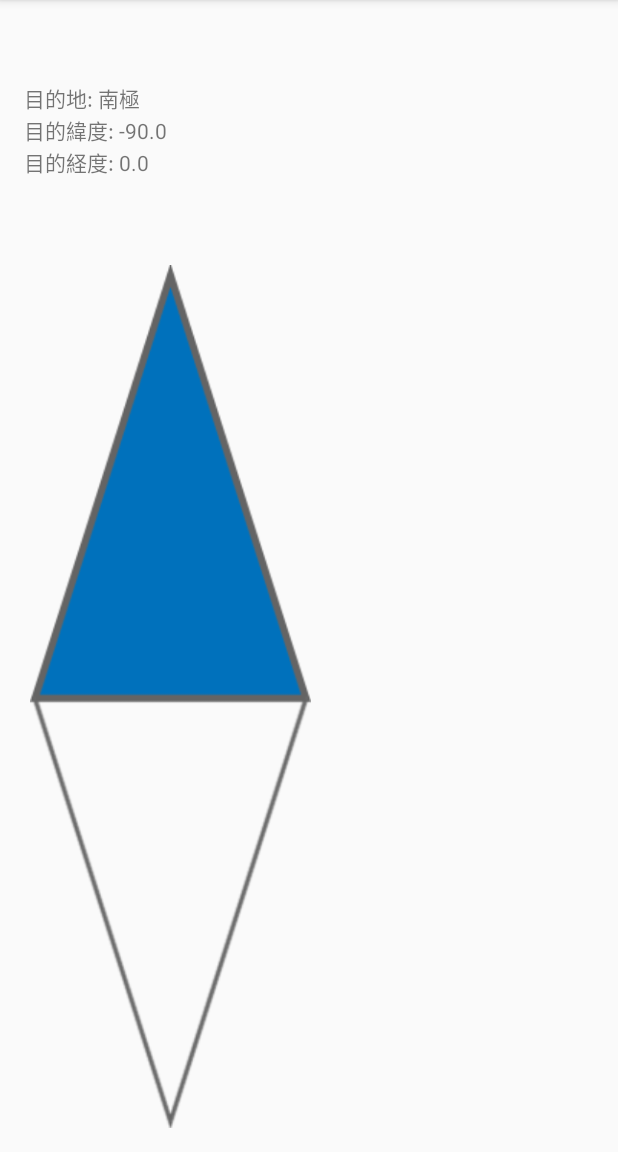
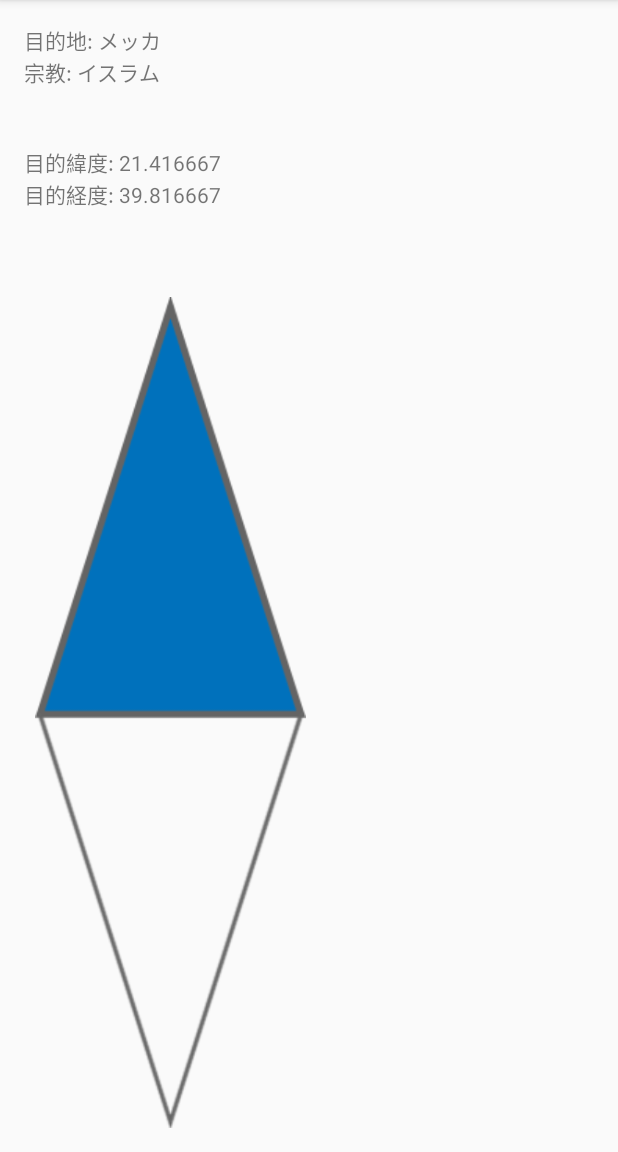
Before and after one commit to caffelover/ReligionCompass, an Android app: the screen it shows after launch (MainActivity), on a phone screen of 412 x 824 dp, the part 84-1236 px from its top. Run offline under Robolectric (Android 15) with nearby library versions, the phone set to English and light mode, and no system bars.

Commit message:
perfected main(show configured destination and angle)

```diff
--- a/app/src/main/java/caffelover/java_conf/gr/jp/religioncompass/MainActivity.java
+++ b/app/src/main/java/caffelover/java_conf/gr/jp/religioncompass/MainActivity.java
@@ -1,5 +1,7 @@
 package caffelover.java_conf.gr.jp.religioncompass;
 
+import android.database.sqlite.SQLiteCursor;
+import android.database.sqlite.SQLiteDatabase;
 import android.hardware.Sensor;
 import android.hardware.SensorEvent;
 import android.hardware.SensorEventListener;
@@ -15,6 +17,7 @@ import android.view.animation.Animation;
 import android.view.animation.RotateAnimation;
 import android.widget.TextView;
 import android.widget.ImageView;
+import android.widget.Toast;
 
 import org.w3c.dom.Text;
 
@@ -22,16 +25,16 @@ import java.util.List;
 
 
 public class MainActivity extends ActionBarActivity implements LocationListener,SensorEventListener{
-    private double dest_latitude = -90.0D;
+    private double dest_latitude = 0.0D;
     private double dest_longitude = 0.0D;
     private float currentDegree = 0.0f;
     private boolean mIsMagSensor;
     private boolean mIsAccSensor;
     private double angle_to_dest = 0.0d;
-    private String destination = "南極";
     private ImageView image;
     private LocationManager mLocationManager;
     private SensorManager mSensorManager;
+    private SimpleDatabaseHelper helper = null;
 
     @Override
     protected void onCreate(Bundle savedInstanceState) {
@@ -46,14 +49,48 @@ public class MainActivity extends ActionBarActivity implements LocationListener,
         //センサーマネージャ取得
         mSensorManager = (SensorManager)getSystemService(SENSOR_SERVICE);
 
-        TextView textViewDestination = (TextView)findViewById(R.id.destination);
+        //DBヘルパー準備
+        helper = new SimpleDatabaseHelper(this);
+        SQLiteDatabase db = helper.getReadableDatabase();
+
+        //目的地データの取得
+        String sql = "select * from HOLY_LAND a " +
+                "inner join " +
+                "LAND_RELIGION b " +
+                "on a.DEF_FLG = b.DEF_FLG " +
+                "and a.HOLY_ID = b.HOLY_ID " +
+                "where a.SHOW_FLG = 1;";
+
+        SQLiteCursor c = (SQLiteCursor)db.rawQuery(sql,null);
+
+        String holy_name = "";
+        String religion_name = "";
+
+        if(c.moveToFirst()) {
+            holy_name = c.getString(c.getColumnIndex("HOLY_NAME_JP")); //目的地名
+            dest_latitude = c.getDouble(c.getColumnIndex("LATITUDE")); //緯度
+            dest_longitude = c.getDouble(c.getColumnIndex("LONGITUDE")); //経度
+
+            for (int i = 0; i < c.getCount(); i++) {
+                religion_name = religion_name + c.getString(c.getColumnIndex("RELIGION_NAME_JP")) + " " ;
+
+                if(c.getString(c.getColumnIndex("PERSUASION_JP")).length() != 0){
+                    religion_name = religion_name + "(" + c.getString(c.getColumnIndex("PERSUASION_JP")) + ")" ;
+                }
+                religion_name = religion_name + " ";
+                c.moveToNext();
+            }
+        }
+
+        //目的地データのセットと表示
+        TextView textViewHoly = (TextView)findViewById(R.id.db_holy);
+        TextView textViewReligion1 = (TextView)findViewById(R.id.db_religion1);
         TextView textViewDestLa = (TextView)findViewById(R.id.dest_latitude);
         TextView textViewDestLong = (TextView)findViewById(R.id.dest_longitude);
-
-        textViewDestination.setText("目的地: " + destination);
+        textViewHoly.setText("目的地: " + holy_name);
         textViewDestLa.setText(String.valueOf("目的緯度: " + dest_latitude));
         textViewDestLong.setText(String.valueOf("目的経度: " + dest_longitude));
-
+        textViewReligion1.setText("宗教: " + religion_name);
     }
 
     @Override
--- /dev/null
+++ b/app/src/main/java/caffelover/java_conf/gr/jp/religioncompass/SimpleDatabaseHelper.java
@@ -0,0 +1,135 @@
+package caffelover.java_conf.gr.jp.religioncompass;
+
+import android.content.Context;
+import android.database.sqlite.SQLiteDatabase;
+import android.database.sqlite.SQLiteOpenHelper;
+import android.database.sqlite.SQLiteStatement;
+
+/**
+ * Created by caffelover on 14/12/30.
+ */
+public class SimpleDatabaseHelper extends SQLiteOpenHelper{
+    private static final String TAG = SimpleDatabaseHelper.class.getSimpleName();
+    static final private String DBNAME = "religioncompass.sqlite";
+    static final private int VERSION = 7;
+
+    //コンストラクタ
+    public SimpleDatabaseHelper(Context context){
+        super(context,DBNAME,null,VERSION);
+    }
+
+    @Override
+    public void onOpen(SQLiteDatabase db){
+        super.onOpen(db);
+    }
+
+    @Override
+    public void onCreate(SQLiteDatabase db){
+        //聖地テーブル作成
+        db.execSQL("Create Table HOLY_LAND(" +
+                "DEF_FLG INTEGER NOT NULL" +
+                ", HOLY_ID INTEGER NOT NULL" +
+                ", HOLY_NAME_JP TEXT" +
+                ", HOLY_NAME_ENG TEXT" +
+                ", LATITUDE REAL" +
+                ", LONGITUDE REAL" +
+                ", SHOW_FLG INTEGER" +
+                ", PRIMARY KEY(DEF_FLG,HOLY_ID))");
+        //聖地テーブルデータ準備
+        int def_flg = 1; //初期値フラグは1固定
+        String[] holy_name_jp = {"エルサレム","メッカ","ブッダガヤ"};
+        int[] holy_id = {1,2,3};
+        String[] holy_name_eng = {"Jerusalem","Mecca","BuddhGaya"};
+        double[] latitude = {31.768889,21.416667,24.697778};
+        double[] longitude = {35.216111,39.816667,84.991944};
+        int[] show_flg = {0,1,0};
+
+        //トランザクション開始(聖地テーブル)
+        db.beginTransaction();
+
+        try{
+            SQLiteStatement sql = db.compileStatement("insert into HOLY_LAND(" +
+                    "DEF_FLG" +
+                    ",HOLY_ID" +
+                    ",HOLY_NAME_JP" +
+                    ",HOLY_NAME_ENG" +
+                    ",LATITUDE" +
+                    ",LONGITUDE" +
+                    ",SHOW_FLG) VALUES(?,?,?,?,?,?,?)");
+            for (int i=0;i<holy_name_jp.length;i++){
+                sql.bindLong(1,def_flg);
+                sql.bindLong(2,holy_id[i]);
+                sql.bindString(3,holy_name_jp[i]);
+                sql.bindString(4,holy_name_eng[i]);
+                sql.bindDouble(5,latitude[i]);
+                sql.bindDouble(6,longitude[i]);
+                sql.bindLong(7,show_flg[i]);
+                sql.executeInsert();
+            }
+
+            //トランザクションを成功
+            db.setTransactionSuccessful();
+        }finally{
+            //トランザクションを終了
+            db.endTransaction();
+        }
+
+        //宗教テーブル作成
+        db.execSQL("Create Table LAND_RELIGION(" +
+                "DEF_FLG INTEGER NOT NULL" +
+                ", HOLY_ID INTEGER NOT NULL" +
+                ", HOLY_RELIGION_NO INTEGER NOT NULL" +
+                ", RELIGION_NAME_JP TEXT" +
+                ", RELIGION_NAME_ENG TEXT" +
+                ", PERSUASION_JP TEXT" +
+                ", PERSUASION_ENG TEXT" +
+                ", PRIMARY KEY(DEF_FLG,HOLY_ID,HOLY_RELIGION_NO))");
+
+        //宗教テーブルデータ準備
+        int def_flg_rel = 1; //初期値フラグは1固定
+        int[] holy_id_rel = {1,1,1,2,3,4,5};
+        int[] holy_religion_no = {1,2,3,1,1,1,1};
+        String[] religion_name_jp_rel = {"キリスト教","ユダヤ教","イスラム","イスラム","仏教","仏教","仏教"};
+        String[] religion_name_eng_rel = {"Christian religion","Judaism","Islam","Islam","Buddhism","Buddhism","Buddhism"};
+        String[] persuasion_jp = {"","","","","","浄土真宗","浄土真宗"};
+        String[] persuasion_eng = {"","","","","","The True Pure Land School","The True Pure Land School"};
+
+        //トランザクション開始(聖地テーブル)
+        db.beginTransaction();
+
+        try{
+            SQLiteStatement sql_rel = db.compileStatement("insert into LAND_RELIGION(" +
+                    "DEF_FLG" +
+                    ",HOLY_ID" +
+                    ",HOLY_RELIGION_NO" +
+                    ",RELIGION_NAME_JP" +
+                    ",RELIGION_NAME_ENG" +
+                    ",PERSUASION_JP" +
+                    ",PERSUASION_ENG) VALUES(?,?,?,?,?,?,?)");
+            for (int i=0;i<holy_religion_no.length;i++){
+                sql_rel.bindLong(1,def_flg_rel);
+                sql_rel.bindLong(2,holy_id_rel[i]);
+                sql_rel.bindLong(3,holy_religion_no[i]);
+                sql_rel.bindString(4,religion_name_jp_rel[i]);
+                sql_rel.bindString(5,religion_name_eng_rel[i]);
+                sql_rel.bindString(6,persuasion_jp[i]);
+                sql_rel.bindString(7,persuasion_eng[i]);
+                sql_rel.executeInsert();
+            }
+
+            //トランザクションを成功
+            db.setTransactionSuccessful();
+        }finally{
+            //トランザクションを終了
+            db.endTransaction();
+        }
+    }
+
+    @Override
+    public void onUpgrade(SQLiteDatabase db, int old_v, int new_v){
+        db.execSQL("drop table if exists HOLY_LAND");
+        db.execSQL("drop table if exists LAND_RELIGION");
+        onCreate(db);
+    }
+
+}
--- a/app/src/main/res/layout/activity_main.xml
+++ b/app/src/main/res/layout/activity_main.xml
@@ -8,15 +8,19 @@
     <TextView
         android:layout_width="wrap_content"
         android:layout_height="wrap_content"
+        android:id="@+id/db_holy"/>
+    <TextView
+        android:layout_width="wrap_content"
+        android:layout_height="wrap_content"
+        android:id="@+id/db_religion1"/>
+    <TextView
+        android:layout_width="wrap_content"
+        android:layout_height="wrap_content"
         android:id="@+id/present_latitude"/>
     <TextView
         android:layout_width="wrap_content"
         android:layout_height="wrap_content"
         android:id="@+id/present_longitude"/>
-    <TextView
-        android:layout_width="wrap_content"
-        android:layout_height="wrap_content"
-        android:id="@+id/destination"/>
     <TextView
         android:layout_width="wrap_content"
         android:layout_height="wrap_content"
@@ -43,5 +47,4 @@
         android:contentDescription="@string/compass_description"
         android:id="@+id/ImageViewCompas"
         android:src="@drawable/religion_compass"/>
-
 </LinearLayout>
```
